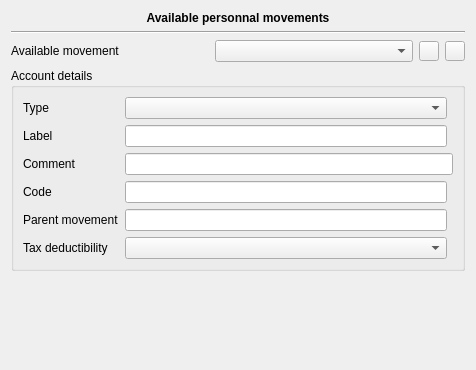
Qt form plugins/accountplugin/preferences/availablemovementpage.ui (FreeHealth/freehealth) before a commit.
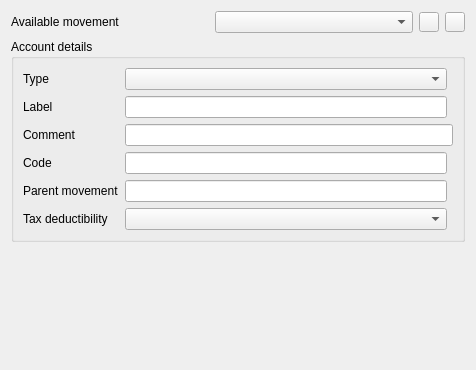
The same form after that commit.

The edit to the form file:
```diff
--- a/plugins/accountplugin/preferences/availablemovementpage.ui
+++ b/plugins/accountplugin/preferences/availablemovementpage.ui
@@ -14,36 +14,7 @@
    <string>Form</string>
   </property>
   <layout class="QGridLayout" name="gridLayout_2">
-   <item row="0" column="0" colspan="4">
-    <widget class="QLabel" name="label">
-     <property name="sizePolicy">
-      <sizepolicy hsizetype="Expanding" vsizetype="Fixed">
-       <horstretch>0</horstretch>
-       <verstretch>0</verstretch>
-      </sizepolicy>
-     </property>
-     <property name="font">
-      <font>
-       <weight>75</weight>
-       <bold>true</bold>
-      </font>
-     </property>
-     <property name="text">
-      <string>Available personnal movements</string>
-     </property>
-     <property name="alignment">
-      <set>Qt::AlignCenter</set>
-     </property>
-    </widget>
-   </item>
-   <item row="1" column="0" colspan="4">
-    <widget class="Line" name="line">
-     <property name="orientation">
-      <enum>Qt::Horizontal</enum>
-     </property>
-    </widget>
-   </item>
-   <item row="2" column="2">
+   <item row="0" column="2">
     <widget class="QPushButton" name="addButton">
      <property name="maximumSize">
       <size>
@@ -56,7 +27,7 @@
      </property>
     </widget>
    </item>
-   <item row="2" column="3">
+   <item row="0" column="3">
     <widget class="QPushButton" name="removeButton">
      <property name="maximumSize">
       <size>
@@ -69,17 +40,17 @@
      </property>
     </widget>
    </item>
-   <item row="2" column="1">
+   <item row="0" column="1">
     <widget class="QComboBox" name="movComboBox"/>
    </item>
-   <item row="2" column="0">
+   <item row="0" column="0">
     <widget class="QLabel" name="label_2">
      <property name="text">
       <string>Available movement</string>
      </property>
     </widget>
    </item>
-   <item row="7" column="0">
+   <item row="5" column="0">
     <spacer name="verticalSpacer">
      <property name="orientation">
       <enum>Qt::Vertical</enum>
@@ -92,7 +63,7 @@
      </property>
     </spacer>
    </item>
-   <item row="6" column="0" colspan="4">
+   <item row="4" column="0" colspan="4">
     <widget class="QGroupBox" name="groupBox">
      <property name="title">
       <string>Account details</string>
```
